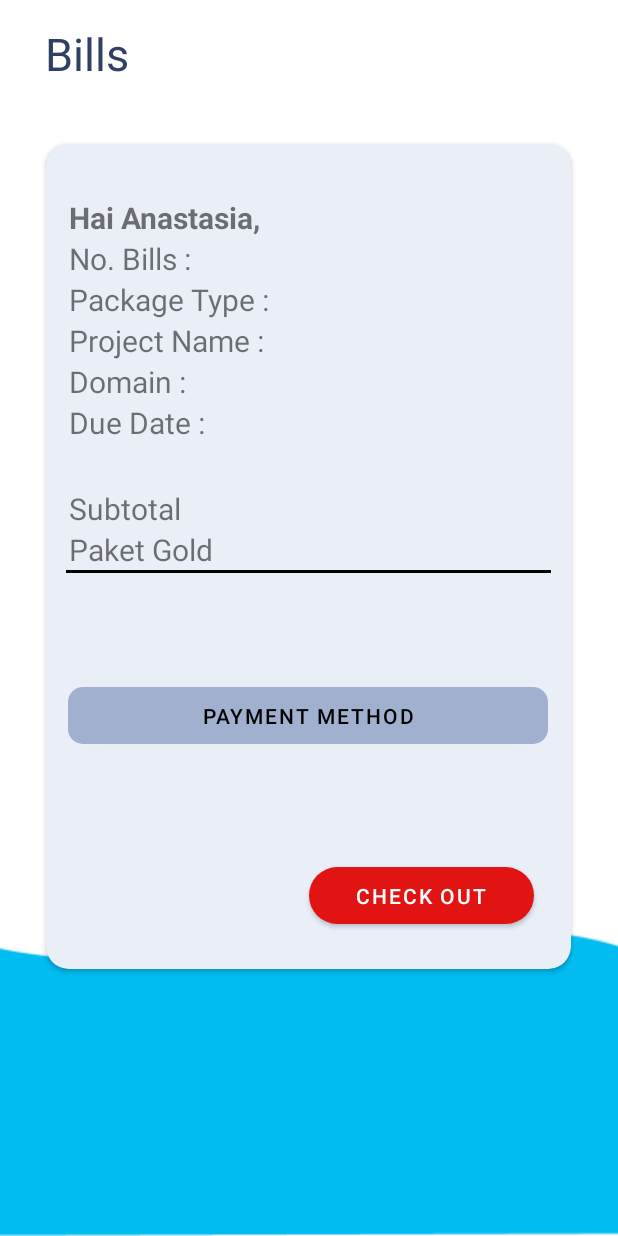
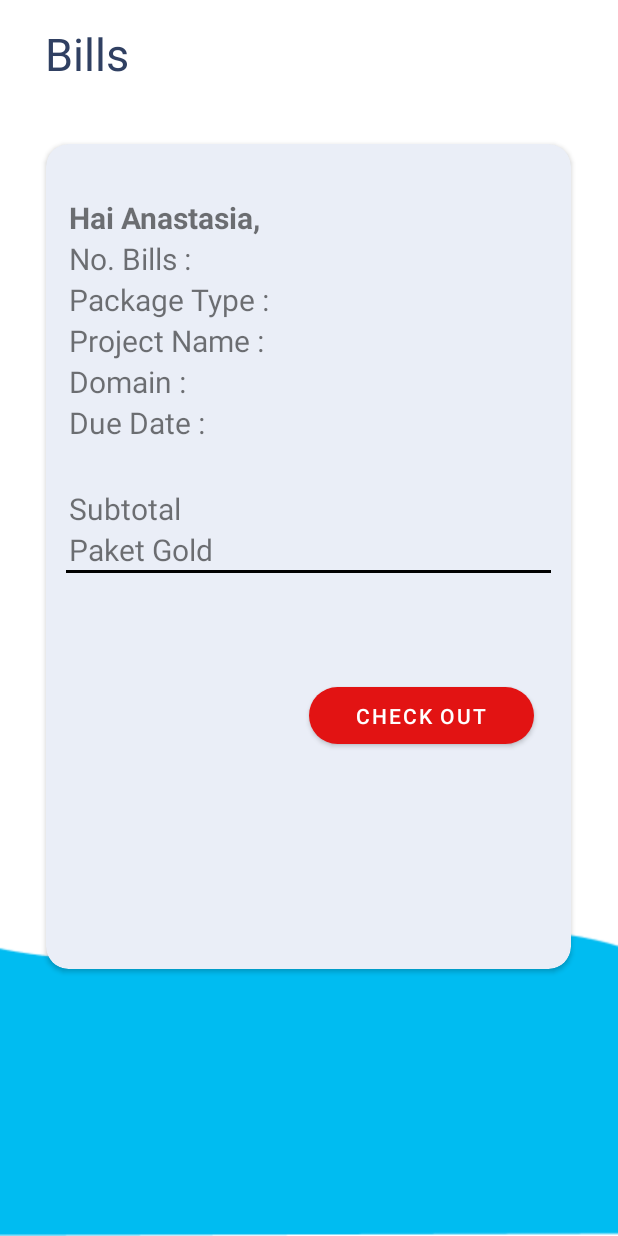
Before and after one commit to ISMutia/MemberAreaInovindo, an Android app: the BillActivity screen opened directly, with no data from a screen before it, on a phone screen of 412 x 824 dp. Run offline under Robolectric (Android 15) with nearby library versions, the phone set to English and light mode, and no system bars.

```diff
--- a/app/src/main/res/layout/activity_bill.xml
+++ b/app/src/main/res/layout/activity_bill.xml
@@ -114,21 +114,7 @@
                 android:background="@color/black"
                 android:layout_marginLeft="13dp"
                 android:layout_marginRight="13dp">
-
             </LinearLayout>
-
-            <com.google.android.material.button.MaterialButton
-                android:id="@+id/btnPayment"
-                android:layout_width="320dp"
-                android:layout_height="50dp"
-                android:layout_below="@id/linear1"
-                android:layout_centerHorizontal="true"
-                android:layout_gravity="center_horizontal"
-                android:layout_marginTop="70dp"
-                android:text="Payment Method"
-                android:textColor="@color/black"
-                app:backgroundTint="#A1B0CF"
-                app:cornerRadius="10dp" />
 
             <com.google.android.material.button.MaterialButton
                 android:id="@+id/btnCheckOut"
@@ -140,7 +126,7 @@
                 android:text="Check Out"
                 android:textColor="@color/white"
                 app:backgroundTint="#E21313"
-                app:cornerRadius="50dp" />
+                app:cornerRadius="50dp"/>
 
 
         </LinearLayout>
```
